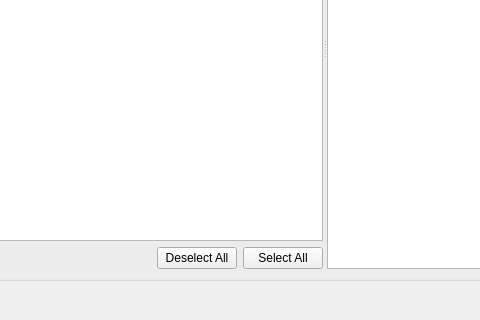
Old version of the form src/ui/qgsdwgimportbase.ui in the repository qgis/QGIS; both pictures show x 183 to 663 and y 385 to 705 of the 935 by 705 pixel window.
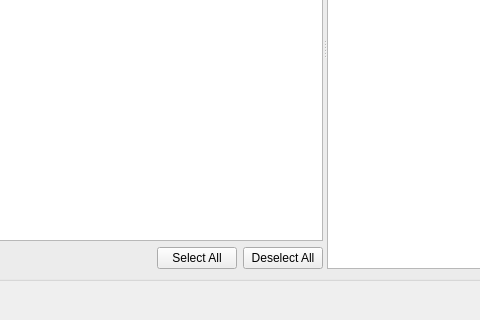
New version of the form. Custom widgets are drawn as their Qt base class.

Commit message:
Unify appearance of Select All/Deselect All buttons
- Ensure Select All always appears first
- Right align buttons in layouts consistently

Diff of the .ui file:
```diff
--- a/src/ui/qgsdwgimportbase.ui
+++ b/src/ui/qgsdwgimportbase.ui
@@ -194,13 +194,6 @@
               </property>
              </spacer>
             </item>
-            <item>
-             <widget class="QPushButton" name="pbDeselectAll">
-              <property name="text">
-               <string>Deselect All</string>
-              </property>
-             </widget>
-            </item>
             <item>
              <widget class="QPushButton" name="pbSelectAll">
               <property name="text">
@@ -208,6 +201,13 @@
               </property>
              </widget>
             </item>
+            <item>
+             <widget class="QPushButton" name="pbDeselectAll">
+              <property name="text">
+               <string>Deselect All</string>
+              </property>
+             </widget>
+            </item>
            </layout>
           </item>
          </layout>
```
Left out of the diff: 5 changed lines with no effect on the pictures. The commit also changes 5 other files.
